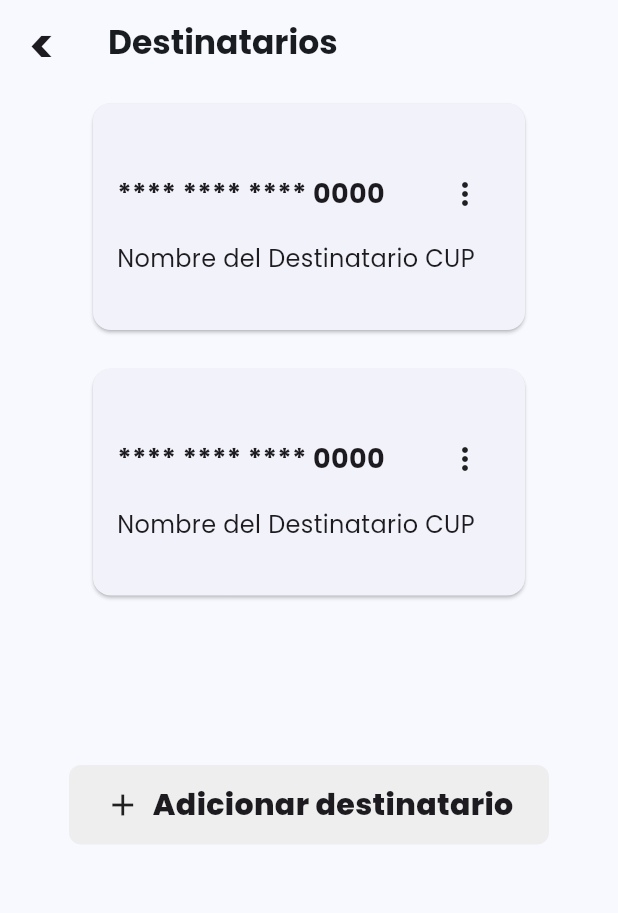
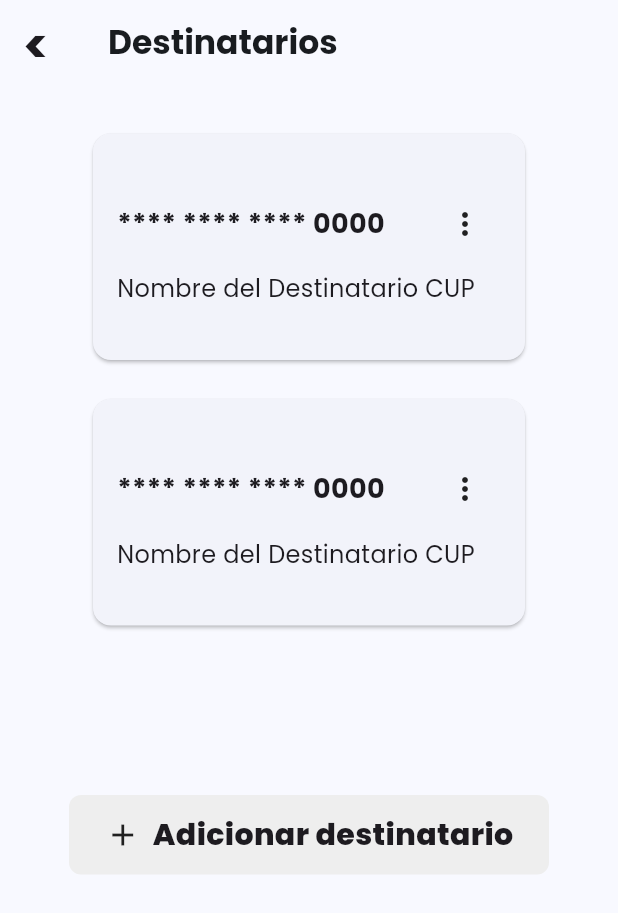
Before and after one commit to LesterCornielt/virtual_wallet, a Flutter app: the screen it shows after launch, on a phone screen of 412 x 824 dp. Shown: the top 913 px of the screen. Run offline on Flutter 3.47's test engine with Material 3 defaults, Android fonts, the phone set to English and light mode, and no system bars; our stand-ins replace dartz, equatable, google_fonts.

Commit message:
/fix: Increased spacing between Destinatarios and cards

```diff
--- a/lib/features/recipients/presentation/pages/recipients_page.dart
+++ b/lib/features/recipients/presentation/pages/recipients_page.dart
@@ -14,7 +14,7 @@ class RecipientsPage extends StatelessWidget {
     return Scaffold(
       appBar: AppBar(
         leading: const Padding(
-          padding: EdgeInsets.only(right: 0),
+          padding: EdgeInsets.only(right: 8),
           child: IconButton(
             icon: Text(
               '<',
@@ -32,6 +32,7 @@ class RecipientsPage extends StatelessWidget {
         children: [
           Expanded(
             child: ListView.builder(
+              padding: const EdgeInsets.only(top: 20.0),
               itemCount: recipients.length + 1, // Add 1 for the button
               itemBuilder: (context, index) {
                 if (index == recipients.length) {
```
